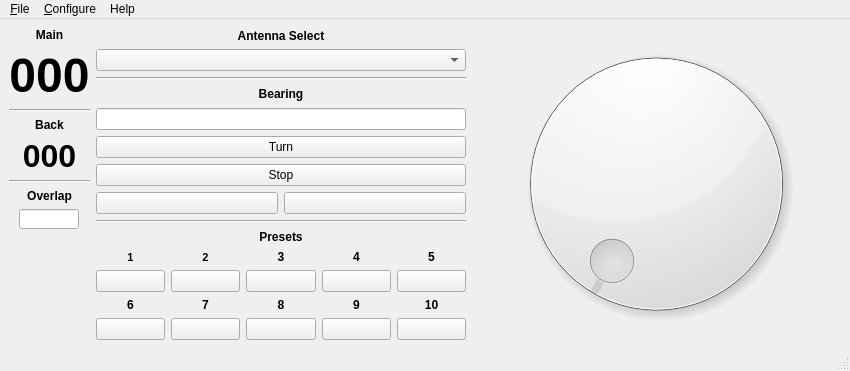
Before: the Qt Designer form mqt/MqtRotator/rotatormainwindow.ui in zsteva/backup-minos2, drawn with Qt 5.
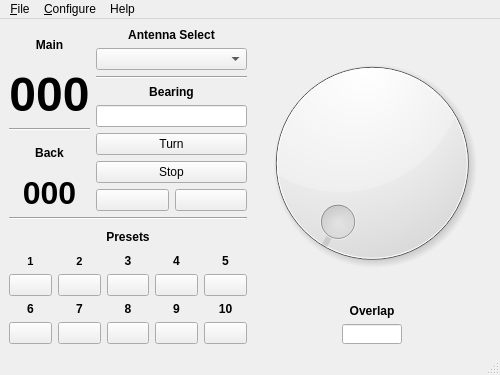
After: the same form once the commit is applied. Custom widgets are drawn as their Qt base class.

Commit message: revised layout to reduce size in mqtrotator mainwindow

```diff
--- a/mqt/MqtRotator/rotatormainwindow.ui
+++ b/mqt/MqtRotator/rotatormainwindow.ui
@@ -6,8 +6,8 @@
    <rect>
     <x>0</x>
     <y>0</y>
-    <width>850</width>
-    <height>371</height>
+    <width>500</width>
+    <height>375</height>
    </rect>
   </property>
   <property name="sizePolicy">
@@ -18,23 +18,22 @@
   </property>
   <property name="minimumSize">
    <size>
-    <width>850</width>
-    <height>370</height>
+    <width>500</width>
+    <height>375</height>
    </size>
   </property>
   <property name="windowTitle">
    <string>Minos Rotator</string>
   </property>
   <widget class="QWidget" name="centralwidget">
+   <layout class="QHBoxLayout" name="horizontalLayout_7">
+    <item>
    <layout class="QHBoxLayout" name="horizontalLayout_6">
     <item>
+       <layout class="QVBoxLayout" name="verticalLayout">
+        <item>
      <layout class="QHBoxLayout" name="horizontalLayout_3">
       <item>
-       <layout class="QVBoxLayout" name="verticalLayout_5">
-        <property name="sizeConstraint">
-         <enum>QLayout::SetDefaultConstraint</enum>
-        </property>
-        <item>
          <layout class="QVBoxLayout" name="verticalLayout_4">
           <item>
            <widget class="QLabel" name="Main">
@@ -109,76 +108,10 @@
             </property>
            </widget>
           </item>
-          <item>
-           <widget class="Line" name="line_3">
-            <property name="orientation">
-             <enum>Qt::Horizontal</enum>
-            </property>
-           </widget>
-          </item>
          </layout>
         </item>
         <item>
-         <layout class="QVBoxLayout" name="verticalLayout">
-          <item>
-           <widget class="QLabel" name="overlap">
-            <property name="font">
-             <font>
-              <weight>75</weight>
-              <bold>true</bold>
-             </font>
-            </property>
-            <property name="text">
-             <string>Overlap</string>
-            </property>
-            <property name="alignment">
-             <set>Qt::AlignCenter</set>
-            </property>
-           </widget>
-          </item>
-          <item>
-           <layout class="QHBoxLayout" name="horizontalLayout_2">
-            <item>
-             <widget class="QLineEdit" name="overlaplineEdit">
-              <property name="sizePolicy">
-               <sizepolicy hsizetype="Fixed" vsizetype="Fixed">
-                <horstretch>0</horstretch>
-                <verstretch>0</verstretch>
-               </sizepolicy>
-              </property>
-              <property name="maximumSize">
-               <size>
-                <width>60</width>
-                <height>20</height>
-               </size>
-              </property>
-              <property name="maxLength">
-               <number>10</number>
-              </property>
-              <property name="readOnly">
-               <bool>true</bool>
-              </property>
-             </widget>
-            </item>
-           </layout>
-          </item>
-          <item>
-           <spacer name="verticalSpacer">
-            <property name="orientation">
-             <enum>Qt::Vertical</enum>
-            </property>
-            <property name="sizeHint" stdset="0">
-             <size>
-              <width>20</width>
-              <height>40</height>
-             </size>
-            </property>
-           </spacer>
-          </item>
-         </layout>
-        </item>
-       </layout>
-      </item>
+           <layout class="QHBoxLayout" name="horizontalLayout_4">
       <item>
        <layout class="QVBoxLayout" name="verticalLayout_2">
         <item>
@@ -207,9 +140,6 @@
           </property>
          </widget>
         </item>
-        <item>
-         <layout class="QVBoxLayout" name="verticalLayout_3"/>
-        </item>
         <item>
          <widget class="QLabel" name="label_4">
           <property name="font">
@@ -267,6 +197,14 @@
           </item>
          </layout>
         </item>
+             </layout>
+            </item>
+           </layout>
+          </item>
+         </layout>
+        </item>
+        <item>
+         <layout class="QVBoxLayout" name="verticalLayout_6">
         <item>
          <widget class="Line" name="line">
           <property name="orientation">
@@ -558,6 +496,10 @@
         </item>
        </layout>
       </item>
+       </layout>
+      </item>
+      <item>
+       <layout class="QVBoxLayout" name="verticalLayout_3">
       <item>
        <widget class="MinosCompass" name="compassDial">
         <property name="sizePolicy">
@@ -574,6 +516,84 @@
         </property>
        </widget>
       </item>
+        <item>
+         <layout class="QHBoxLayout" name="horizontalLayout_5">
+          <item>
+           <spacer name="horizontalSpacer">
+            <property name="orientation">
+             <enum>Qt::Horizontal</enum>
+            </property>
+            <property name="sizeHint" stdset="0">
+             <size>
+              <width>40</width>
+              <height>20</height>
+             </size>
+            </property>
+           </spacer>
+          </item>
+          <item>
+           <layout class="QVBoxLayout" name="verticalLayout_8">
+            <item>
+             <widget class="QLabel" name="overlap">
+              <property name="font">
+               <font>
+                <weight>75</weight>
+                <bold>true</bold>
+               </font>
+              </property>
+              <property name="text">
+               <string>Overlap</string>
+              </property>
+              <property name="alignment">
+               <set>Qt::AlignCenter</set>
+              </property>
+             </widget>
+            </item>
+            <item>
+             <layout class="QHBoxLayout" name="horizontalLayout_2">
+              <item>
+               <widget class="QLineEdit" name="overlaplineEdit">
+                <property name="sizePolicy">
+                 <sizepolicy hsizetype="Fixed" vsizetype="Fixed">
+                  <horstretch>0</horstretch>
+                  <verstretch>0</verstretch>
+                 </sizepolicy>
+                </property>
+                <property name="maximumSize">
+                 <size>
+                  <width>60</width>
+                  <height>20</height>
+                 </size>
+                </property>
+                <property name="maxLength">
+                 <number>10</number>
+                </property>
+                <property name="readOnly">
+                 <bool>true</bool>
+                </property>
+               </widget>
+              </item>
+             </layout>
+            </item>
+           </layout>
+          </item>
+          <item>
+           <spacer name="horizontalSpacer_2">
+            <property name="orientation">
+             <enum>Qt::Horizontal</enum>
+            </property>
+            <property name="sizeHint" stdset="0">
+             <size>
+              <width>40</width>
+              <height>20</height>
+             </size>
+            </property>
+           </spacer>
+          </item>
+         </layout>
+        </item>
+       </layout>
+      </item>
      </layout>
     </item>
    </layout>
@@ -583,7 +603,7 @@
     <rect>
      <x>0</x>
      <y>0</y>
-     <width>850</width>
+     <width>500</width>
      <height>21</height>
     </rect>
    </property>
```
Lines whose indentation alone changed are shown as unchanged.
